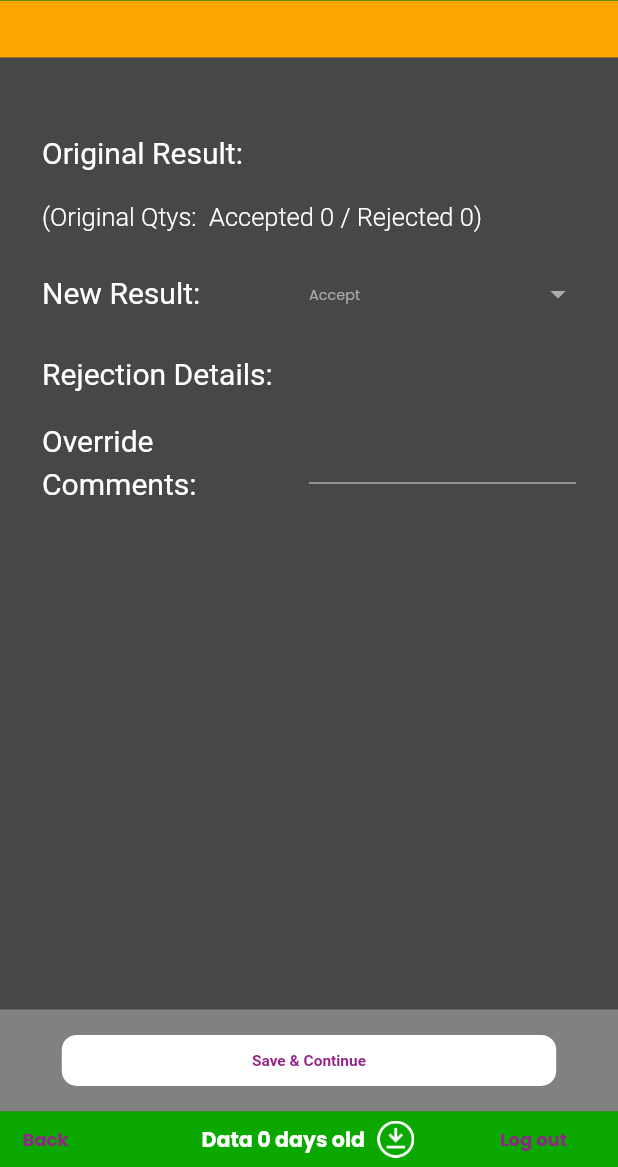
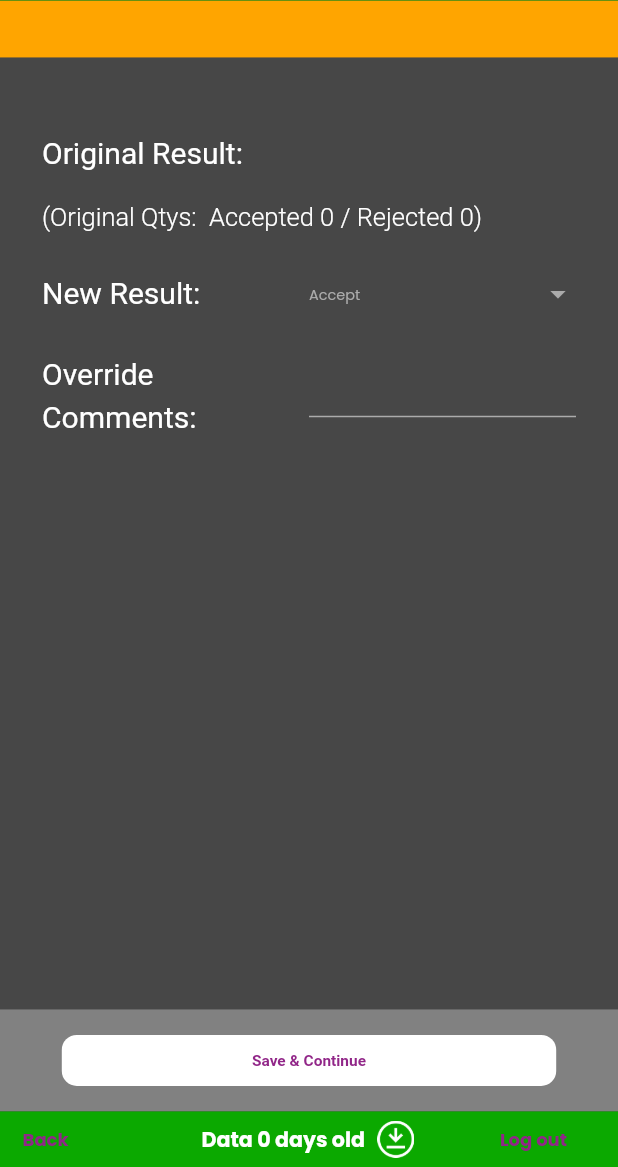
Before and after one commit to vijaybheda/empirical, a Flutter app: the OverriddenResultScreen screen opened directly, on a phone screen of 412 x 824 dp, the part 69-1236 px from its top. Run offline on Flutter 3.47's test engine with Material 3 defaults, Android fonts, the phone set to English and light mode, and no system bars; our stand-ins replace connectivity_plus, csv, dio, flutter_screenutil, get, get_storage and 7 more; missing offline and left inert: flutter_internet_signal, pointycastle, simple_barcode_scanner; accounts and stored records are empty; Roboto replaces fonts that are missing (Medium); statements that could not run were skipped.

Commit message:
Set the flow for defect comments & rejection details and also displayed the dialog on the back button.

```diff
--- a/lib/ui/overridden_result/overridden_result_screen.dart
+++ b/lib/ui/overridden_result/overridden_result_screen.dart
@@ -48,7 +48,17 @@ class OverriddenResultScreen
                   }
                 },
               ),
-              FooterContentView()
+              FooterContentView(
+                onBackTap: () {
+                  Get.back();
+                  controller.backClickDialog(
+                    context,
+                    () {
+                      Get.back();
+                    },
+                  );
+                },
+              )
             ],
           ),
         );
@@ -132,7 +142,8 @@ class OverriddenResultScreen
                       ? 50.h
                       : 0,
                 ),
-                Row(
+                controller.rejectionDetailsVisibility.isTrue
+                    ? Row(
                         children: [
                           Text(
                             AppStrings.rejectionDetails,
@@ -143,17 +154,51 @@ class OverriddenResultScreen
                             ),
                           ),
                           SizedBox(width: 195.w),
-                    Text(
-                      controller.finalInspectionResult?.value ?? '',
+                          Flexible(
+                            child: Text(
+                              controller.txtRejectionDetails?.value ?? '',
                               style: Get.textTheme.bodyMedium?.copyWith(
-                        color: controller.finalInspectionResultColor,
-                        fontSize: 65.h,
-                        fontWeight: FontWeight.bold,
+                                color: AppColors.white,
+                                fontSize: 50.h,
+                                fontWeight: FontWeight.w400,
+                              ),
                             ),
                           ),
                         ],
+                      )
+                    : Container(),
+                SizedBox(
+                    height: controller.rejectionDetailsVisibility.isTrue
+                        ? 50.h
+                        : 0),
+                controller.defectCommentsVisibility.isTrue
+                    ? Row(
+                        children: [
+                          Text(
+                            AppStrings.defectComments,
+                            style: Get.textTheme.bodyMedium?.copyWith(
+                              color: AppColors.white,
+                              fontSize: 65.h,
+                              fontWeight: FontWeight.w400,
                             ),
-                SizedBox(height: 50.h),
+                          ),
+                          SizedBox(width: 195.w),
+                          Flexible(
+                            child: Text(
+                              controller.txtDefectComment?.value ?? '',
+                              style: Get.textTheme.bodyMedium?.copyWith(
+                                color: AppColors.white,
+                                fontSize: 50.h,
+                                fontWeight: FontWeight.w400,
+                              ),
+                            ),
+                          ),
+                        ],
+                      )
+                    : Container(),
+                SizedBox(
+                    height:
+                        controller.defectCommentsVisibility.isTrue ? 50.h : 0),
                 _commonRowTextFieldView(
                   context,
                   AppStrings.overrideComments,
--- a/lib/utils/app_strings.dart
+++ b/lib/utils/app_strings.dart
@@ -597,6 +597,8 @@ class AppStrings {
   static const String rejectionDetails = "Rejection Details:";
   static const String overrideComments = "Override Comments:";
   static const String pleaseEnterComments = 'Please enter comments';
+  static const String calculateResult = "Calculate Result?";
+  static const String defectComments = "Defect Comments:";
   static const String pleaseEnterValidQtyRejected =
       'Please enter a valid Quantity Rejected';
   static const List<String> yesNoArray = ['Y', 'N'];
```
Also changed, not shown: lib/controller/overridden_result_screen_controller.dart (+40 -8 lines). Lines whose indentation alone changed are shown as unchanged.
